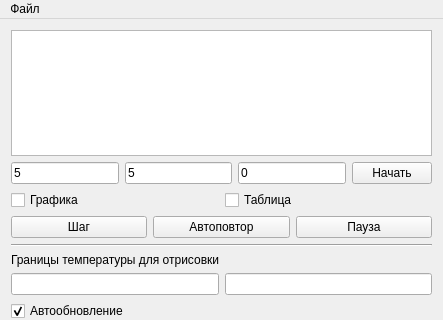
This is displaymeltmodel.ui in AndreyMlashkin/stefanoproblem as Qt 5 draws it before an edit; both pictures show x 0 to 443 and y 0 to 320 of the 443 by 505 pixel window. The edited form follows.
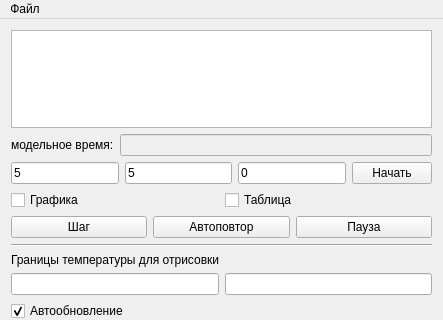
This is the edited form.

The edit to the form file:
```diff
--- a/displaymeltmodel.ui
+++ b/displaymeltmodel.ui
@@ -18,6 +18,24 @@
     <item>
      <widget class="QTableView" name="view"/>
     </item>
+    <item>
+     <layout class="QHBoxLayout" name="horizontalLayout_5">
+      <item>
+       <widget class="QLabel" name="label_11">
+        <property name="text">
+         <string>модельное время:</string>
+        </property>
+       </widget>
+      </item>
+      <item>
+       <widget class="QLineEdit" name="time">
+        <property name="enabled">
+         <bool>false</bool>
+        </property>
+       </widget>
+      </item>
+     </layout>
+    </item>
     <item>
      <layout class="QHBoxLayout" name="controlPanel">
       <item>
```
Left out of the diff: 3 changed lines with no effect on the pictures.
